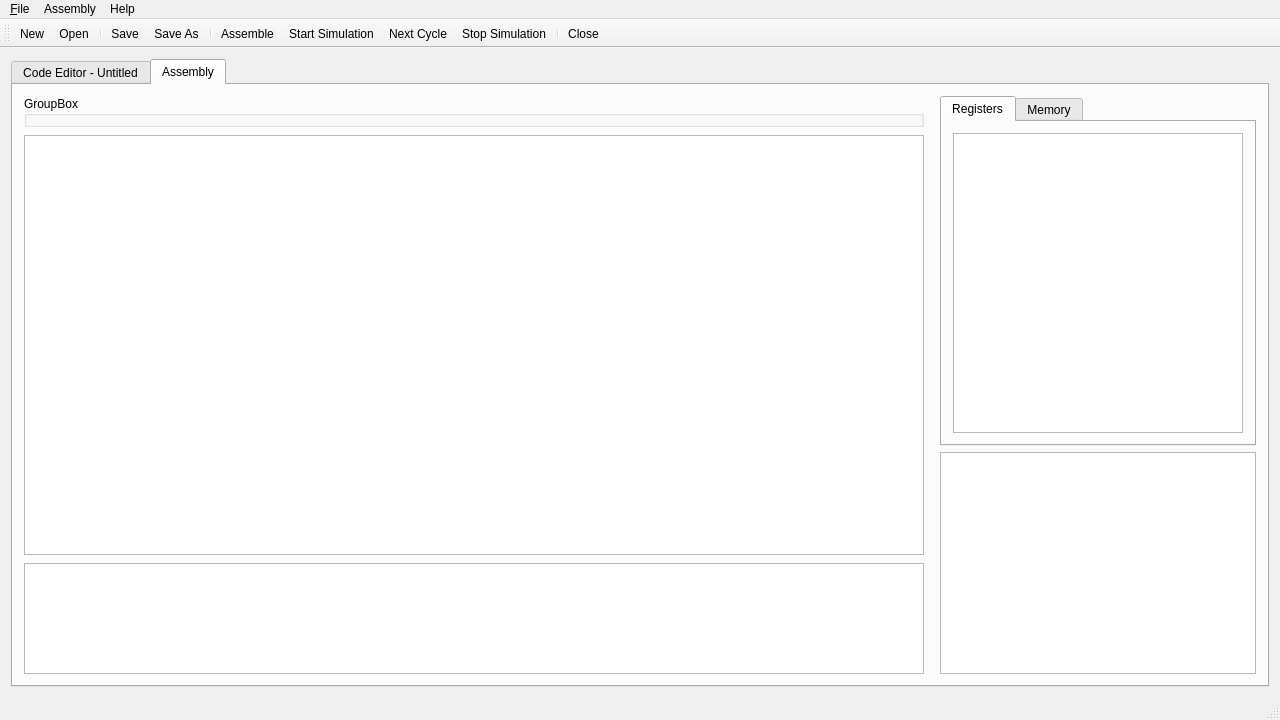
First picture: the form in mainwindow.ui, repository ahmed-agiza/MPLS, before the edit.
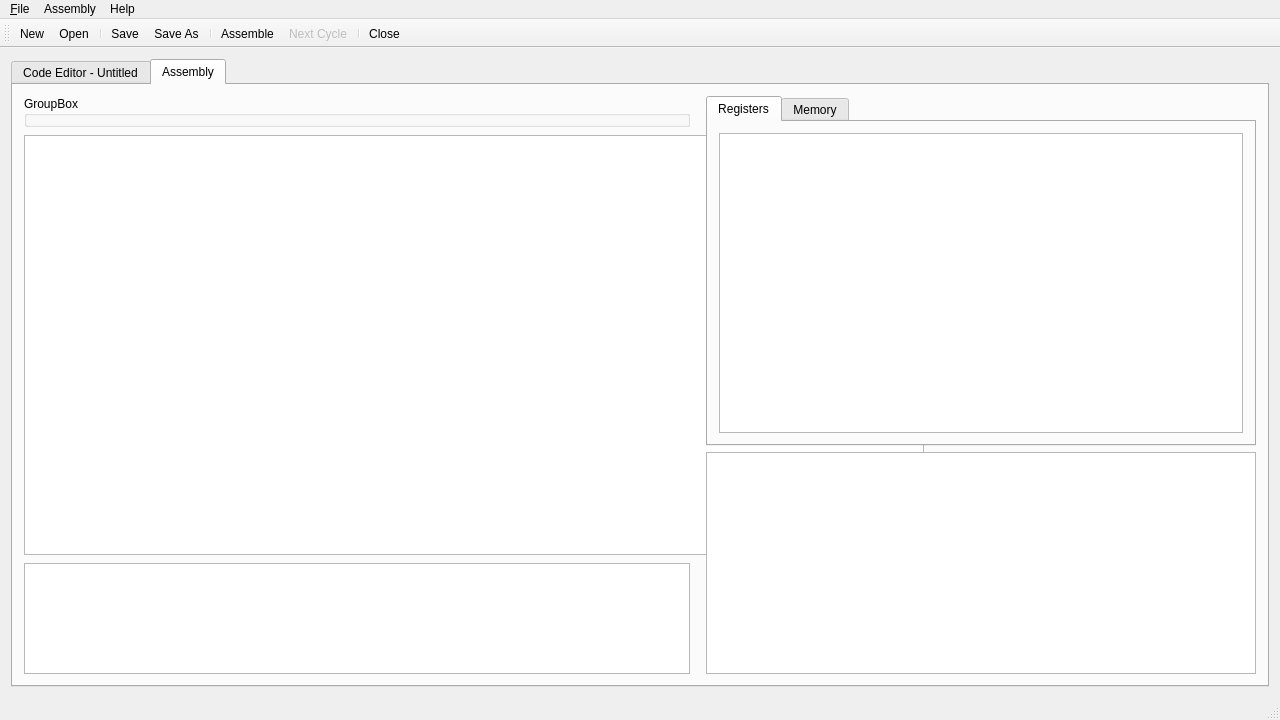
Second picture: the form after the edit.

```diff
--- a/mainwindow.ui
+++ b/mainwindow.ui
@@ -118,6 +118,12 @@
               </item>
               <item>
                <widget class="QTableView" name="tblPipieline">
+                <property name="minimumSize">
+                 <size>
+                  <width>550</width>
+                  <height>0</height>
+                 </size>
+                </property>
                 <property name="toolTip">
                  <string>Pipeline Stages</string>
                 </property>
@@ -189,9 +195,7 @@
    <addaction name="actionSaveAs"/>
    <addaction name="separator"/>
    <addaction name="actionAssemble"/>
-   <addaction name="actionStartSimulation"/>
    <addaction name="actionNextCycle"/>
-   <addaction name="actionStopSimulation"/>
    <addaction name="separator"/>
    <addaction name="actionClose"/>
   </widget>
@@ -255,6 +259,9 @@
    </property>
   </action>
   <action name="actionNextCycle">
+   <property name="enabled">
+    <bool>false</bool>
+   </property>
    <property name="text">
     <string>&amp;Next Cycle</string>
    </property>
```
Left out of the diff: 3 changed lines with no effect on the pictures.
